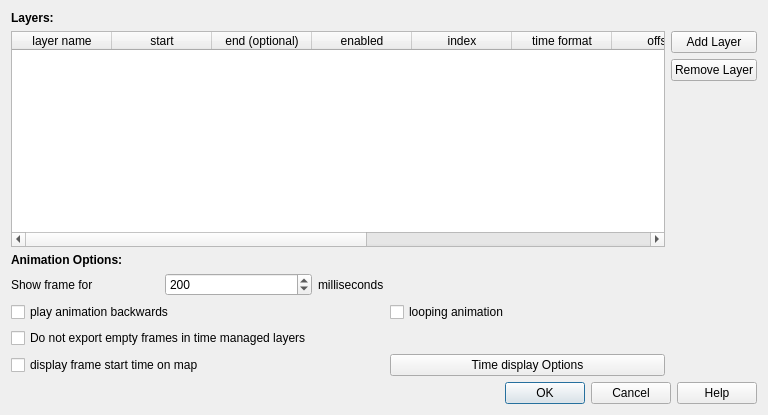
Above: options.ui from anitagraser/TimeManager before the change. Below: the same form after it.
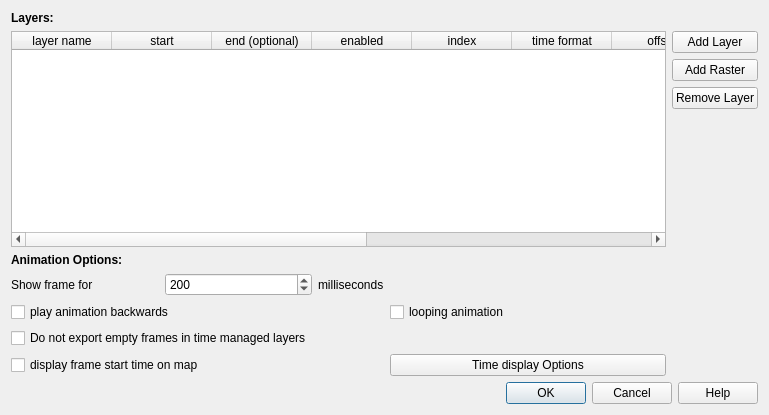
That is the form after the change.

Commit message: wrote code for the raster dialog

```diff
--- a/options.ui
+++ b/options.ui
@@ -6,7 +6,7 @@
    <rect>
     <x>0</x>
     <y>0</y>
-    <width>768</width>
+    <width>769</width>
     <height>415</height>
    </rect>
   </property>
@@ -16,21 +16,14 @@
   <layout class="QVBoxLayout" name="verticalLayout">
    <item>
     <layout class="QGridLayout" name="gridLayout">
-     <item row="1" column="1">
-      <widget class="QPushButton" name="pushButtonAdd">
-       <property name="text">
-        <string>Add Layer</string>
-       </property>
-      </widget>
-     </item>
-     <item row="2" column="1">
+     <item row="3" column="1">
       <widget class="QPushButton" name="pushButtonRemove">
        <property name="text">
         <string>Remove Layer</string>
        </property>
       </widget>
      </item>
-     <item row="3" column="1">
+     <item row="4" column="1">
       <spacer name="verticalSpacer">
        <property name="orientation">
         <enum>Qt::Vertical</enum>
@@ -43,7 +36,14 @@
        </property>
       </spacer>
      </item>
-     <item row="1" column="0" rowspan="3">
+     <item row="1" column="1">
+      <widget class="QPushButton" name="pushButtonAddVector">
+       <property name="text">
+        <string>Add Layer</string>
+       </property>
+      </widget>
+     </item>
+     <item row="1" column="0" rowspan="4">
       <widget class="QTableWidget" name="tableWidget">
        <property name="minimumSize">
         <size>
@@ -124,7 +124,7 @@
        </property>
       </widget>
      </item>
-     <item row="4" column="0">
+     <item row="5" column="0">
       <widget class="QLabel" name="label_2">
        <property name="font">
         <font>
@@ -137,7 +137,7 @@
        </property>
       </widget>
      </item>
-     <item row="5" column="0">
+     <item row="6" column="0">
       <layout class="QGridLayout" name="gridLayout_2">
        <item row="0" column="0">
         <widget class="QLabel" name="label_3">
@@ -216,6 +216,13 @@
        </item>
       </layout>
      </item>
+     <item row="2" column="1">
+      <widget class="QPushButton" name="pushButtonAddRaster">
+       <property name="text">
+        <string>Add Raster</string>
+       </property>
+      </widget>
+     </item>
     </layout>
    </item>
    <item>
```
The commit also changes 7 other files.
